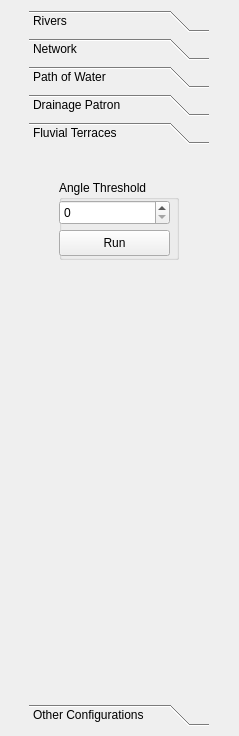
The window that UI/toolbarsconfigmesh.ui (jtpefaur/runnel) describes before a commit, drawn with Qt 5.
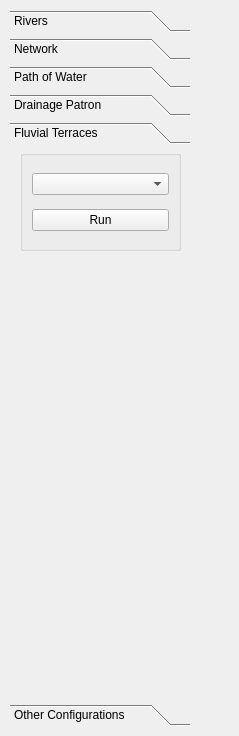
The same window after the commit. The open tabs and pages were chosen to show the change.

The edit to the form file:
```diff
--- a/UI/toolbarsconfigmesh.ui
+++ b/UI/toolbarsconfigmesh.ui
@@ -19,7 +19,7 @@
   <property name="windowTitle">
    <string>Form</string>
   </property>
-  <layout class="QHBoxLayout" name="horizontalLayout">
+  <layout class="QVBoxLayout" name="verticalLayout_18">
    <property name="leftMargin">
     <number>5</number>
    </property>
@@ -491,47 +491,60 @@
            <x>0</x>
            <y>0</y>
            <width>180</width>
-           <height>542</height>
+           <height>524</height>
           </rect>
          </property>
          <attribute name="label">
           <string>Fluvial Terraces</string>
          </attribute>
+         <widget class="QWidget" name="fluvial_terrace_conf" native="true">
+          <property name="geometry">
+           <rect>
+            <x>0</x>
+            <y>100</y>
+            <width>181</width>
+            <height>121</height>
+           </rect>
+          </property>
+          <layout class="QVBoxLayout" name="verticalLayout_19"/>
+         </widget>
          <widget class="QGroupBox" name="groupBox_3">
           <property name="geometry">
            <rect>
-            <x>30</x>
-            <y>30</y>
-            <width>120</width>
-            <height>80</height>
+            <x>10</x>
+            <y>0</y>
+            <width>161</width>
+            <height>101</height>
            </rect>
           </property>
           <property name="title">
-           <string>Angle Threshold</string>
+           <string/>
           </property>
-          <widget class="QSpinBox" name="fluvial_terrace_value">
-           <property name="geometry">
-            <rect>
-             <x>0</x>
-             <y>20</y>
-             <width>111</width>
-             <height>25</height>
-            </rect>
-           </property>
-          </widget>
-          <widget class="QPushButton" name="fluvial_terrace_button">
-           <property name="geometry">
-            <rect>
-             <x>0</x>
-             <y>50</y>
-             <width>111</width>
-             <height>26</height>
-            </rect>
-           </property>
-           <property name="text">
-            <string>Run</string>
-           </property>
-          </widget>
+          <layout class="QVBoxLayout" name="verticalLayout_17">
+           <item>
+            <widget class="QComboBox" name="fluvial_terrace_value">
+             <property name="sizePolicy">
+              <sizepolicy hsizetype="Expanding" vsizetype="Fixed">
+               <horstretch>0</horstretch>
+               <verstretch>0</verstretch>
+              </sizepolicy>
+             </property>
+             <property name="minimumSize">
+              <size>
+               <width>120</width>
+               <height>0</height>
+              </size>
+             </property>
+            </widget>
+           </item>
+           <item>
+            <widget class="QPushButton" name="fluvial_terrace_button">
+             <property name="text">
+              <string>Run</string>
+             </property>
+            </widget>
+           </item>
+          </layout>
          </widget>
         </widget>
         <widget class="QWidget" name="other_conf">
```
Left out of the diff: 18 changed lines with no effect on the pictures.
